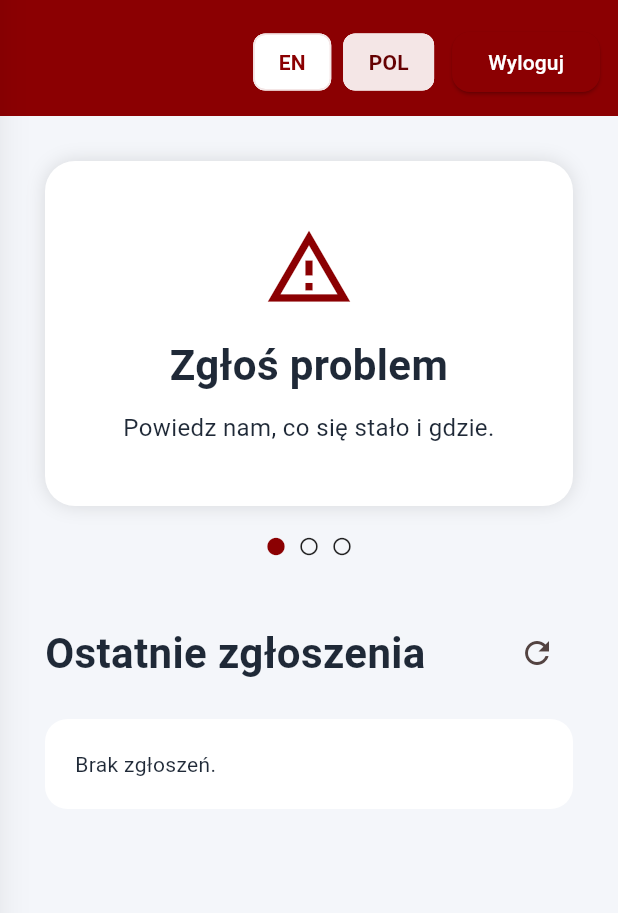
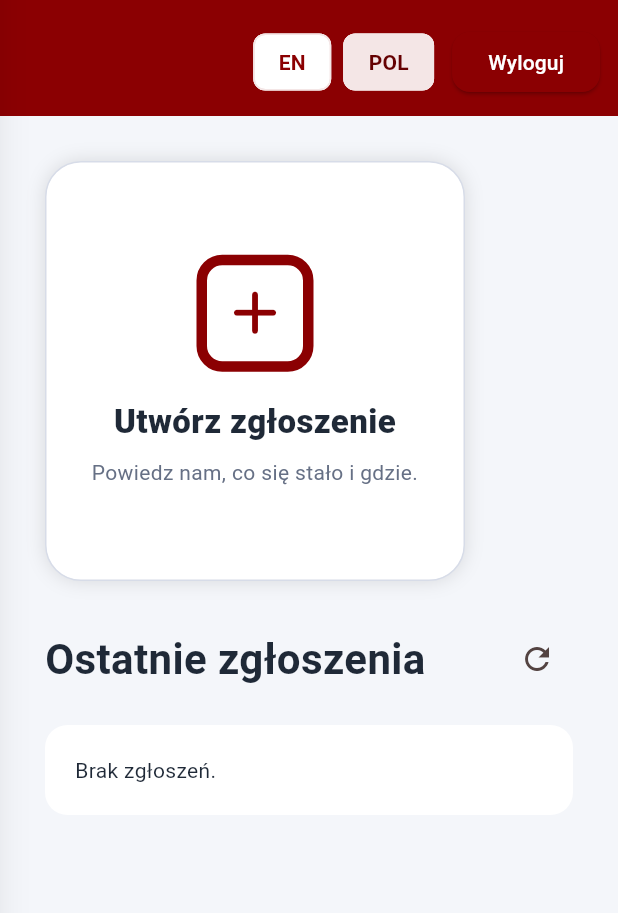
Before and after one commit to MaciejMarchwicki/campus-report-app, a Flutter app: the HomePage screen opened by its route, after a tap on "POL", on a phone screen of 412 x 824 dp, the part 79-992 px from its top. Run offline on Flutter 3.47's test engine with Material 3 defaults, Android fonts, the phone set to English and light mode, and no system bars; our stand-ins replace firebase_auth, firebase_core, flutter_map, flutter_secure_storage, geolocator, image_picker and 2 more; accounts and stored records are empty.

Commit message:
main button changes + map

```diff
--- a/lib/main.dart
+++ b/lib/main.dart
@@ -448,7 +448,9 @@ class _HomePageState extends State<HomePage> {
     Navigator.push(
       context,
       MaterialPageRoute(
-        builder: (context) => const CampusMapPage(),
+        builder: (context) => CampusMapPage(
+          language: _language,
+          ), // You can pass the current language here if needed
       ),
     );
   }
@@ -588,7 +590,7 @@ class _HomePageState extends State<HomePage> {
               ],
               _NavigationButton(
                 icon: Icons.add_alert_outlined,
-                label: tr(_language, 'Create report', 'Utwórz zgłoszenie'),
+                label: tr(_language, 'Create a report', 'Utwórz zgłoszenie'),
                 onPressed: _openAlertPage,
               ),
               _NavigationButton(
@@ -621,82 +623,16 @@ class _HomePageState extends State<HomePage> {
       child: SingleChildScrollView(
         physics: const AlwaysScrollableScrollPhysics(),
         child: Padding(
-          padding: const EdgeInsets.all(30),
+          padding: const EdgeInsets.fromLTRB(30, 30, 30, 30),
           child: Column(
             crossAxisAlignment: CrossAxisAlignment.start,
             children: [
               // Clickable report card in the middle of the home page.
-              InkWell(
+              _CreateReportButton(
+                language: _language,
                 onTap: _openAlertPage,
-                borderRadius: BorderRadius.circular(20),
-                child: Container(
-                  width: double.infinity,
-                  constraints: const BoxConstraints(
-                    minHeight: 230,
-                  ),
-                  padding: const EdgeInsets.all(24),
-                  decoration: BoxDecoration(
-                    color: Colors.white,
-                    borderRadius: BorderRadius.circular(20),
-                    boxShadow: const [
-                      BoxShadow(
-                        blurRadius: 10,
-                        color: Colors.black12,
-                      ),
-                    ],
-                  ),
-                  child: Column(
-                    mainAxisAlignment: MainAxisAlignment.center,
-                    children: [
-                      const Icon(
-                        Icons.report_problem_outlined,
-                        size: 60,
-                        color: appPrimaryColor,
-                      ),
-                      const SizedBox(height: 15),
-                      Text(
-                        tr(_language, 'Report an Issue', 'Zgłoś problem'),
-                        textAlign: TextAlign.center,
-                        style: const TextStyle(
-                          fontSize: 28,
-                          fontWeight: FontWeight.bold,
-                        ),
-                      ),
-                      const SizedBox(height: 10),
-                      Text(
-                        tr(
-                          _language,
-                          'Tell us what happened and where.',
-                          'Powiedz nam, co się stało i gdzie.',
-                        ),
-                        textAlign: TextAlign.center,
-                        style: const TextStyle(
-                          fontSize: 16,
-                        ),
-                      ),
-                    ],
-                  ),
-                ),
               ),
-
-              const SizedBox(height: 20),
-
-              const Row(
-                mainAxisAlignment: MainAxisAlignment.center,
-                children: [
-                  Icon(
-                    Icons.circle,
-                    size: 14,
-                    color: appPrimaryColor,
-                  ),
-                  SizedBox(width: 8),
-                  Icon(Icons.circle_outlined, size: 14),
-                  SizedBox(width: 8),
-                  Icon(Icons.circle_outlined, size: 14),
-                ],
-              ),
-
-              const SizedBox(height: 40),
+              const SizedBox(height: 28),
 
               Row(
                 children: [
@@ -748,6 +684,7 @@ class _HomePageState extends State<HomePage> {
                     child: isNarrow
                         ? _buildMainContent()
                         : Row(
+                            crossAxisAlignment: CrossAxisAlignment.stretch,
                             children: [
                               SizedBox(
                                 width: 220,
@@ -833,6 +770,111 @@ class _NavigationButton extends StatelessWidget {
         shape: const RoundedRectangleBorder(
           borderRadius: BorderRadius.zero,
         ),
+      ),
+    );
+  }
+}
+
+class _CreateReportButton extends StatelessWidget {
+  const _CreateReportButton({
+    required this.language,
+    required this.onTap,
+  });
+
+  final AppLanguage language;
+  final VoidCallback onTap;
+
+  @override
+  Widget build(BuildContext context) {
+    return LayoutBuilder(
+      builder: (context, constraints) {
+        final isMobile = constraints.maxWidth < 650;
+
+        final double buttonWidth = isMobile
+            ? constraints.maxWidth.clamp(220.0, 280.0)
+            : double.infinity;
+
+        final double buttonHeight = isMobile ? buttonWidth : 220;
+
+        return InkWell(
+          onTap: onTap,
+          borderRadius: BorderRadius.circular(24),
+          child: Container(
+            width: buttonWidth,
+            height: buttonHeight,
+            padding: const EdgeInsets.all(24),
+            decoration: BoxDecoration(
+              color: appCardColor,
+              borderRadius: BorderRadius.circular(24),
+              border: Border.all(
+                color: appBorderColor,
+              ),
+              boxShadow: const [
+                BoxShadow(
+                  blurRadius: 10,
+                  color: Colors.black12,
+                ),
+              ],
+            ),
+            child: Column(
+              mainAxisAlignment: MainAxisAlignment.center,
+              crossAxisAlignment: CrossAxisAlignment.center,
+              children: [
+                const _CreateReportIcon(size: 78),
+                const SizedBox(height: 18),
+                Text(
+                  tr(language, 'Create a report', 'Utwórz zgłoszenie'),
+                  textAlign: TextAlign.center,
+                  style: TextStyle(
+                    fontSize: isMobile ? 22 : 30,
+                    fontWeight: FontWeight.w800,
+                    color: appTextColor,
+                  ),
+                ),
+                const SizedBox(height: 8),
+                Text(
+                  tr(
+                    language,
+                    'Tell us what happened and where.',
+                    'Powiedz nam, co się stało i gdzie.',
+                  ),
+                  textAlign: TextAlign.center,
+                  style: TextStyle(
+                    fontSize: isMobile ? 14 : 16,
+                    color: appMutedTextColor,
+                  ),
+                ),
+              ],
+            ),
+          ),
+        );
+      },
+    );
+  }
+}
+class _CreateReportIcon extends StatelessWidget {
+  const _CreateReportIcon({
+    required this.size,
+  });
+
+  final double size;
+
+  @override
+  Widget build(BuildContext context) {
+    return Container(
+      width: size,
+      height: size,
+      decoration: BoxDecoration(
+        border: Border.all(
+          color: appPrimaryColor,
+          width: 7,
+        ),
+        borderRadius: BorderRadius.circular(size * 0.22),
+      ),
+      child: Icon(
+        Icons.add_rounded,
+        color: appPrimaryColor,
+        size: size * 0.62,
       ),
     );
   }
--- a/pubspec.yaml
+++ b/pubspec.yaml
@@ -43,6 +43,7 @@ dependencies:
   firebase_core: ^4.10.0
   firebase_auth: ^6.5.2
   flutter_secure_storage: ^10.3.1
+  url_launcher: ^6.3.2
 
 dev_dependencies:
   flutter_test:
```
Also changed, not shown: lib/campus_map.dart (+62 -15 lines), pubspec.lock.
